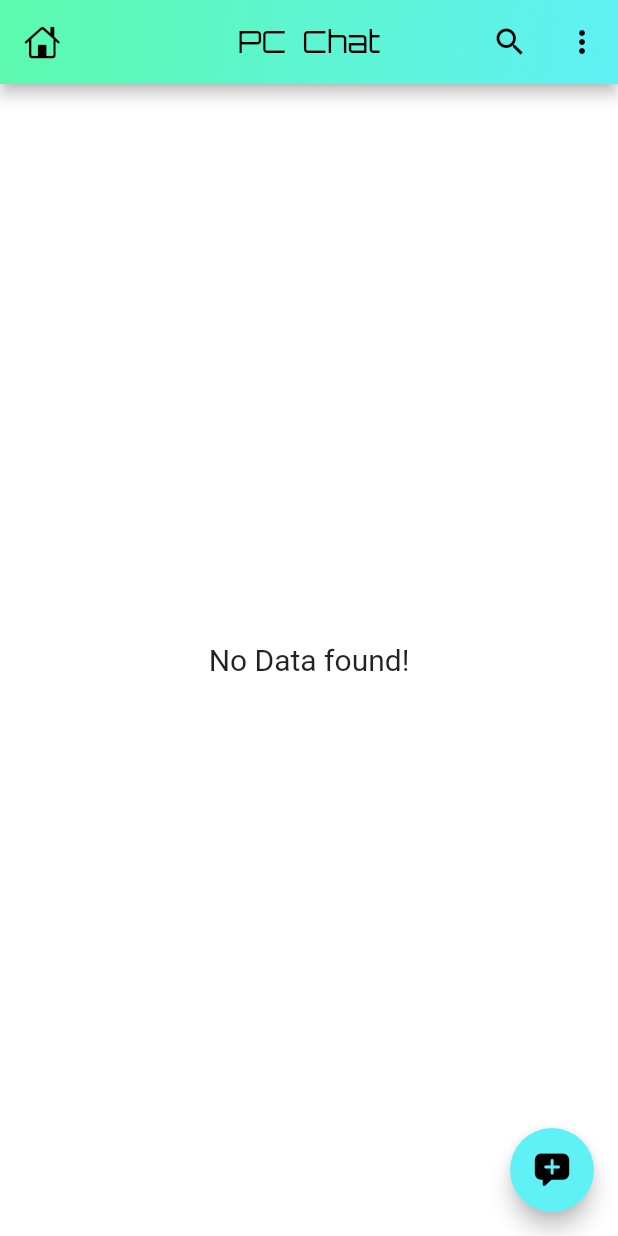
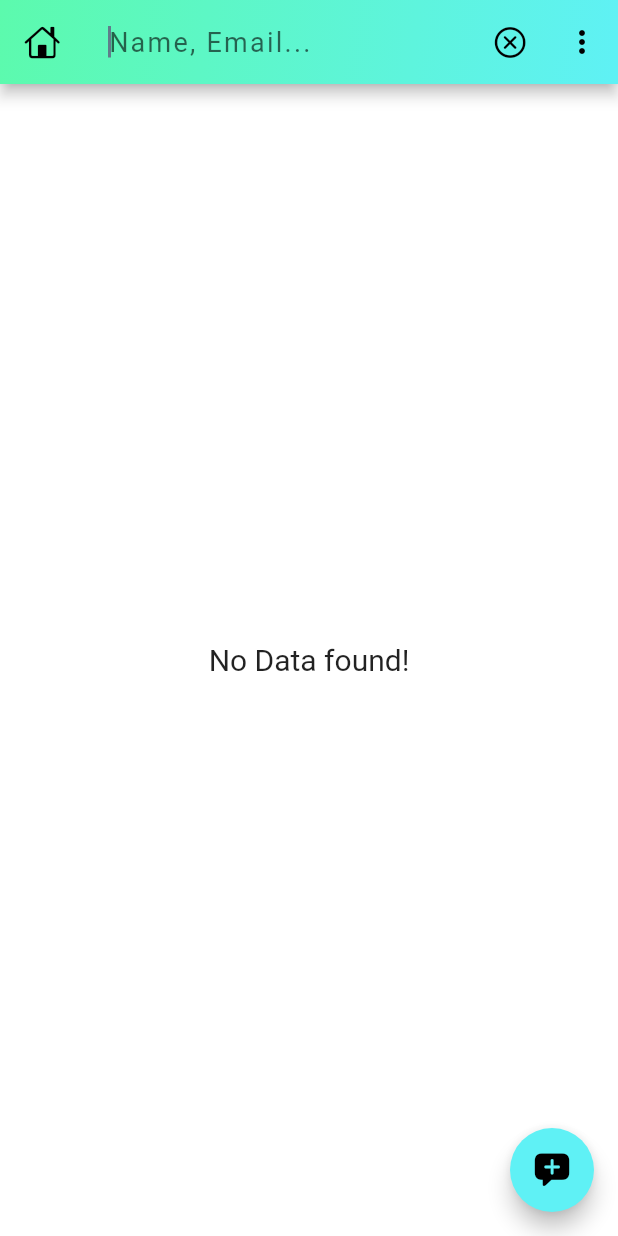
Before and after one commit to PrashantChandraker/prashant_chat_app, a Flutter app: the HomeScreen screen opened directly, after a tap on the "search" icon, on a phone screen of 412 x 824 dp. Run offline on Flutter 3.47's test engine with Material 3 defaults, Android fonts, the phone set to English and light mode, and no system bars; our stand-ins replace cached_network_image, cloud_firestore, firebase_auth, firebase_core, google_sign_in; accounts and stored records are empty.

Commit message:
search feature in appbar

```diff
--- a/lib/helpers/dialogs.dart
+++ b/lib/helpers/dialogs.dart
@@ -1,11 +1,11 @@
 import 'package:flutter/material.dart';
 
 class Dialogs {
-  static void showSnacbar(BuildContext context, String msg) {
+  static void showSnacbar(BuildContext context, String msg, Color color) {
     ScaffoldMessenger.of(context).showSnackBar(
       SnackBar(
         content: Center(child: Text(msg)),
-        backgroundColor: Colors.redAccent.withOpacity(0.8),
+        backgroundColor:color,
         behavior: SnackBarBehavior.floating,
       ),
     );
--- a/lib/screens/auth/login_screen.dart
+++ b/lib/screens/auth/login_screen.dart
@@ -86,7 +86,7 @@ class _LoginScreenState extends State<LoginScreen> {
       return await APIs.auth.signInWithCredential(credential);
     } catch (e) {
       print('\n_signInWithGoogle : $e');
-      Dialogs.showSnacbar(context, 'No Internet Connection');
+      Dialogs.showSnacbar(context, 'No Internet Connection', Colors.red);
       return null;
     }
   }
@@ -119,7 +119,7 @@ class _LoginScreenState extends State<LoginScreen> {
       body: Stack(
         children: [
           AnimatedPositioned(
-            bottom: _isAnimate ? mq.height * 0.5 : -mq.width * .5,
+            top: _isAnimate ? mq.height * 0.2 : -mq.width * .5,
             left: mq.width * 0.25,
             width: mq.width * 0.5,
             duration: Duration(seconds: 1),
--- a/lib/screens/home_screen.dart
+++ b/lib/screens/home_screen.dart
@@ -1,4 +1,3 @@
-
 import 'package:flutter/cupertino.dart';
 import 'package:flutter/material.dart';
 import 'package:google_sign_in/google_sign_in.dart';
@@ -15,8 +14,14 @@ class HomeScreen extends StatefulWidget {
 }
 
 class _HomeScreenState extends State<HomeScreen> {
-   List<ChatUser> list = []; // Creating an empty list to store the data from Firestore
+  List<ChatUser> _list =
+      []; // Creating an empty list to store the data from Firestore= store users
 
+  // for toring searched items
+  final List<ChatUser> _searchList = [];
+
+// for storing search status
+  bool _isSearching = false;
   @override
   void initState() {
     super.initState();
@@ -35,19 +40,54 @@ class _HomeScreenState extends State<HomeScreen> {
           ),
           color: Colors.black,
         ),
-        title: Text(
+        title: _isSearching
+            ? TextField(
+                decoration: InputDecoration(
+                  border: InputBorder.none,
+                  hintText: 'Name, Email...',
+                ),
+                autofocus: true,
+                style: TextStyle(fontSize: 18, letterSpacing: 1.5),
+                // when search text changes than update search list
+                onChanged: (val) {
+                  //seach logic
+                  _searchList.clear();
+
+                  for (var i in _list) {
+                    if (i.name.toLowerCase().contains(val.toLowerCase()) ||
+                        i.email.toLowerCase().contains(val.toLowerCase())) {
+                      _searchList.add(i);
+                    }
+                    setState(() {
+                      _searchList;
+                    });
+                  }
+                },
+              )
+            : Text(
                 'PC  Chat',
               ),
         actions: [
           IconButton(
-              onPressed: () {},
+              onPressed: () {
+                setState(() {
+                  _isSearching = !_isSearching;
+                });
+              },
               icon: Icon(
-                Icons.search,
+                _isSearching ? CupertinoIcons.clear_circled : Icons.search,
                 color: Colors.black,
               )),
           IconButton(
               onPressed: () {
-                Navigator.push(context, MaterialPageRoute(builder: (_)=> ProfileScreen(user: APIs.me,)));
+                Navigator.push(
+                  context,
+                  MaterialPageRoute(
+                    builder: (_) => ProfileScreen(
+                      user: APIs.me,
+                    ),
+                  ),
+                );
               },
               icon: Icon(
                 Icons.more_vert,
@@ -97,12 +137,13 @@ class _HomeScreenState extends State<HomeScreen> {
               // Storing the data from snapshots in "data" to use further
               final data = snapshot.data?.docs;
 
-              list = data?.map((e) => ChatUser.fromJson(e.data())).toList() ?? [];
+              _list =
+                  data?.map((e) => ChatUser.fromJson(e.data())).toList() ?? [];
 
-             if(list.isNotEmpty){
+              if (_list.isNotEmpty) {
                 return ListView.builder(
                   padding: EdgeInsets.only(top: 3),
-                itemCount: list.length,
+                  itemCount: _isSearching ? _searchList.length : _list.length,
                   physics: BouncingScrollPhysics(),
                   itemBuilder: (context, index) {
                     // Retrieve the name and about for the current user
@@ -110,14 +151,18 @@ class _HomeScreenState extends State<HomeScreen> {
                     // final name = user['name'];
                     // final about = user['about'];
 
-
-                  return ChatUserCard(user: list[index]);
+                    return ChatUserCard(
+                        user: _isSearching ? _searchList[index] : _list[index]);
                     // return Text(
                     //     'Name: ${list[index]}'); // It will print on screen the name and about
                   },
                 );
-             }else{
-              return Center(child: Text('No Data found!', style: TextStyle(fontSize: 20),));
+              } else {
+                return Center(
+                    child: Text(
+                  'No Data found!',
+                  style: TextStyle(fontSize: 20),
+                ));
               }
           }
         },
--- a/lib/screens/profile_screen.dart
+++ b/lib/screens/profile_screen.dart
@@ -82,7 +82,7 @@ class _ProfileScreenState extends State<ProfileScreen> {
             if(_formkey.currentState!.validate()){
               _formkey.currentState!.save();
               APIs.updateUserInfo().then((value) {
-                Dialogs.showSnacbar(context, 'Profile updated Succesfully');
+                Dialogs.showSnacbar(context, 'Profile updated Succesfully', Colors.green);
               });
             }
           },
```
Lines whose indentation alone changed are shown as unchanged.
